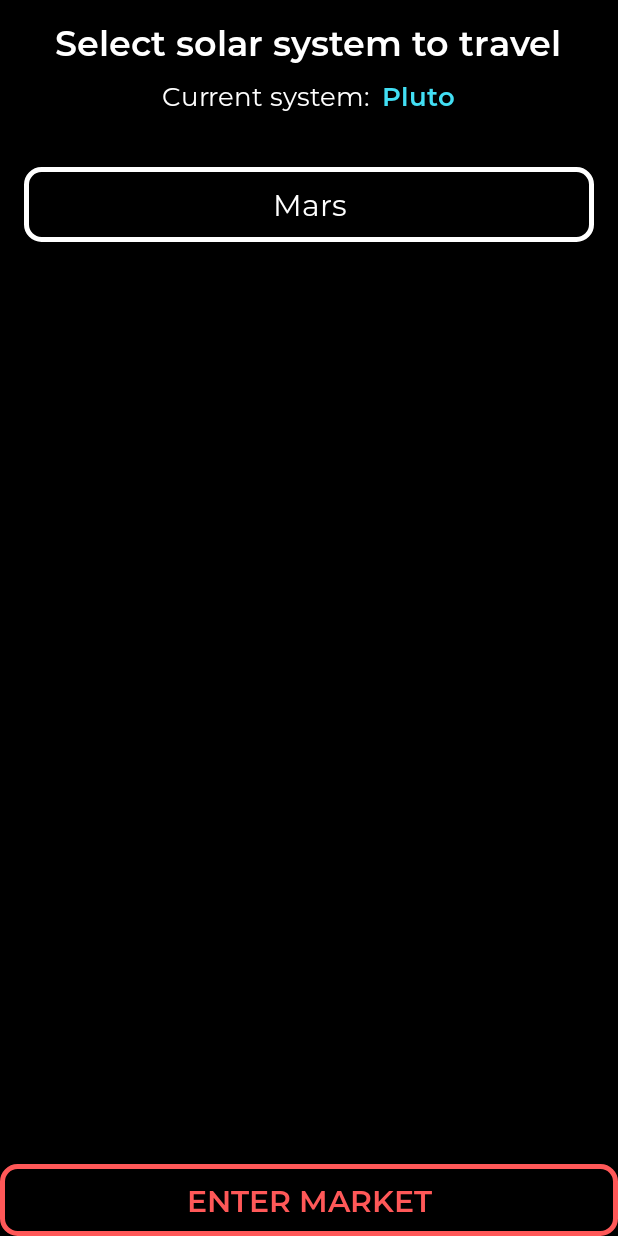
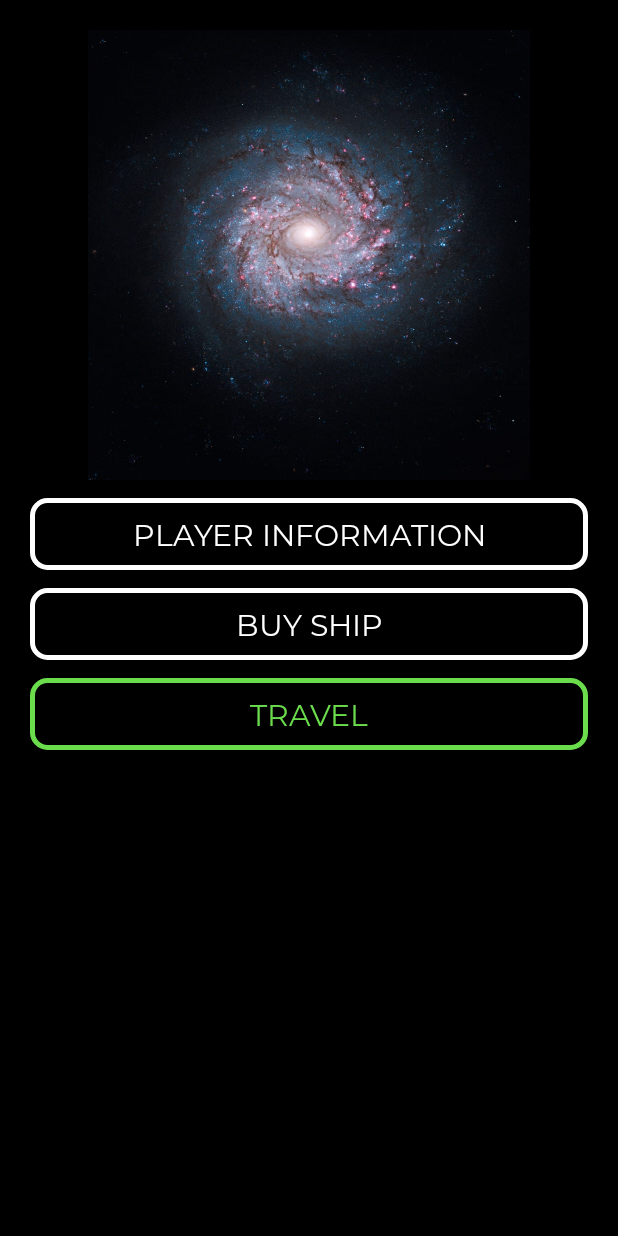
Before and after one commit to hwuiwon/SpaceTrader, an Android app: the MainActivity screen opened directly, with no data from a screen before it, after a tap on "PLAY", on a phone screen of 412 x 824 dp. Run offline under Robolectric (Android 15) with nearby library versions, the phone set to English and light mode, and no system bars.

Commit message:
Create SelectActivity

```diff
--- a/app/src/main/AndroidManifest.xml
+++ b/app/src/main/AndroidManifest.xml
@@ -10,13 +10,17 @@
         android:supportsRtl="true"
         android:theme="@style/AppTheme">
         <activity
+            android:name=".Activities.SelectActivity"
+            android:label="@string/action_select"
+            android:theme="@style/AppTheme.NoActionBar.FullScreen"/>
+        <activity
             android:name=".Activities.MarketActivity"
             android:label="@string/action_market"
-            android:theme="@style/AppTheme.NoActionBar.FullScreen"/>
+            android:theme="@style/AppTheme.NoActionBar.FullScreen" />
         <activity
             android:name=".Activities.TravelActivity"
             android:label="@string/action_game"
-            android:theme="@style/AppTheme.NoActionBar.FullScreen"/>
+            android:theme="@style/AppTheme.NoActionBar.FullScreen" />
         <activity
             android:name=".Activities.ConfigurationActivity"
             android:label="@string/action_settings"
--- a/app/src/main/java/edu/gatech/cs2340/team49x/spacetrader/Activities/MainActivity.java
+++ b/app/src/main/java/edu/gatech/cs2340/team49x/spacetrader/Activities/MainActivity.java
@@ -32,7 +32,7 @@ public class MainActivity extends AppCompatActivity {
      * @param view current View
      */
     public void startGame(View view) {
-        Intent intent = new Intent(MainActivity.this, TravelActivity.class);
+        Intent intent = new Intent(MainActivity.this, SelectActivity.class);
         startActivity(intent);
     }
 }
--- /dev/null
+++ b/app/src/main/java/edu/gatech/cs2340/team49x/spacetrader/Activities/SelectActivity.java
@@ -0,0 +1,22 @@
+package edu.gatech.cs2340.team49x.spacetrader.Activities;
+
+import android.content.Intent;
+import android.support.v7.app.AppCompatActivity;
+import android.os.Bundle;
+import android.view.View;
+
+import edu.gatech.cs2340.team49x.spacetrader.R;
+
+public class SelectActivity extends AppCompatActivity {
+
+    @Override
+    protected void onCreate(Bundle savedInstanceState) {
+        super.onCreate(savedInstanceState);
+        setContentView(R.layout.activity_select);
+    }
+
+    public void startTravel(View view) {
+        Intent intent = new Intent(SelectActivity.this, TravelActivity.class);
+        startActivity(intent);
+    }
+}
--- a/app/src/main/java/edu/gatech/cs2340/team49x/spacetrader/Activities/TravelActivity.java
+++ b/app/src/main/java/edu/gatech/cs2340/team49x/spacetrader/Activities/TravelActivity.java
@@ -20,6 +20,8 @@ import edu.gatech.cs2340.team49x.spacetrader.Viewmodels.ConfigurationViewModel;
 import edu.gatech.cs2340.team49x.spacetrader.databinding.ActivityGameBinding;
 
 public class TravelActivity extends AppCompatActivity {
+
+    // activity_game.xml
 
     private ActivityGameBinding binding;
     private ConfigurationViewModel viewModel;
@@ -85,9 +87,7 @@ public class TravelActivity extends AppCompatActivity {
      */
     public ArrayList<SolarSystem> getListItemData() {
         solarSystems = new ArrayList<>();
-        for (SolarSystem system : viewModel.getUniverse().getSolarSystems()) {
-            solarSystems.add(system);
-        }
+        solarSystems.addAll(viewModel.getUniverse().getSolarSystems());
         return solarSystems;
     }
 
--- /dev/null
+++ b/app/src/main/res/drawable/rrblue.xml
@@ -0,0 +1,8 @@
+<?xml version="1.0" encoding="utf-8"?>
+<shape xmlns:android="http://schemas.android.com/apk/res/android"
+    android:shape="rectangle" android:padding="10dp">
+    <stroke
+        android:width="3dp"
+        android:color="@color/neonBlue"/>
+    <corners android:radius="10dp"/>
+</shape>
--- /dev/null
+++ b/app/src/main/res/layout/activity_select.xml
@@ -0,0 +1,48 @@
+<?xml version="1.0" encoding="utf-8"?>
+<LinearLayout xmlns:android="http://schemas.android.com/apk/res/android"
+    xmlns:tools="http://schemas.android.com/tools"
+    android:layout_width="match_parent"
+    android:layout_height="match_parent"
+    android:background="@android:color/black"
+    android:orientation="vertical"
+    tools:context=".Activities.SelectActivity"
+    android:padding="@dimen/margin3">
+
+    <ImageView
+        android:layout_width="match_parent"
+        android:layout_height="300dp"
+        android:scaleType="fitCenter"
+        android:src="@drawable/galaxy"/>
+
+    <Button
+        android:layout_width="match_parent"
+        android:layout_height="wrap_content"
+        android:layout_marginTop="@dimen/margin7"
+        android:background="@drawable/roundrectangle"
+        android:fontFamily="@font/montserrat_regular"
+        android:text="@string/pInfo"
+        android:textSize="20sp"
+        android:textColor="@android:color/white" />
+
+    <Button
+        android:layout_width="match_parent"
+        android:layout_height="wrap_content"
+        android:layout_marginTop="@dimen/margin7"
+        android:background="@drawable/roundrectangle"
+        android:fontFamily="@font/montserrat_regular"
+        android:text="@string/buyShip"
+        android:textSize="20sp"
+        android:textColor="@android:color/white" />
+
+    <Button
+        android:onClick="startTravel"
+        android:layout_width="match_parent"
+        android:layout_height="wrap_content"
+        android:layout_marginTop="@dimen/margin7"
+        android:background="@drawable/rrgreen"
+        android:fontFamily="@font/montserrat_regular"
+        android:text="@string/startTr"
+        android:textSize="20sp"
+        android:textColor="@color/neonGreen" />
+
+</LinearLayout>
--- a/app/src/main/res/values/strings.xml
+++ b/app/src/main/res/values/strings.xml
@@ -3,12 +3,16 @@
     <string name="action_settings">Player Settings</string>
     <string name="action_market">Market</string>
     <string name="action_game">Travel</string>
+    <string name="action_select">Select</string>
 
     <string name="name_main">S P A C E\nT R A D E R S</string>
     <string name="play">PLAY</string>
 
     <string name="pName">Player Name: </string>
     <string name="oNameHint">Type player name</string>
+    <string name="pInfo">Player Information</string>
+    <string name="buyShip">Buy Ship</string>
+    <string name="startTr">Travel</string>
 
     <string name="sPoints">Skill Points: </string>
     <string name="defaultTtlSP">16</string>
```
Also changed, not shown: app/src/main/res/drawable/galaxy.jpg (added).
